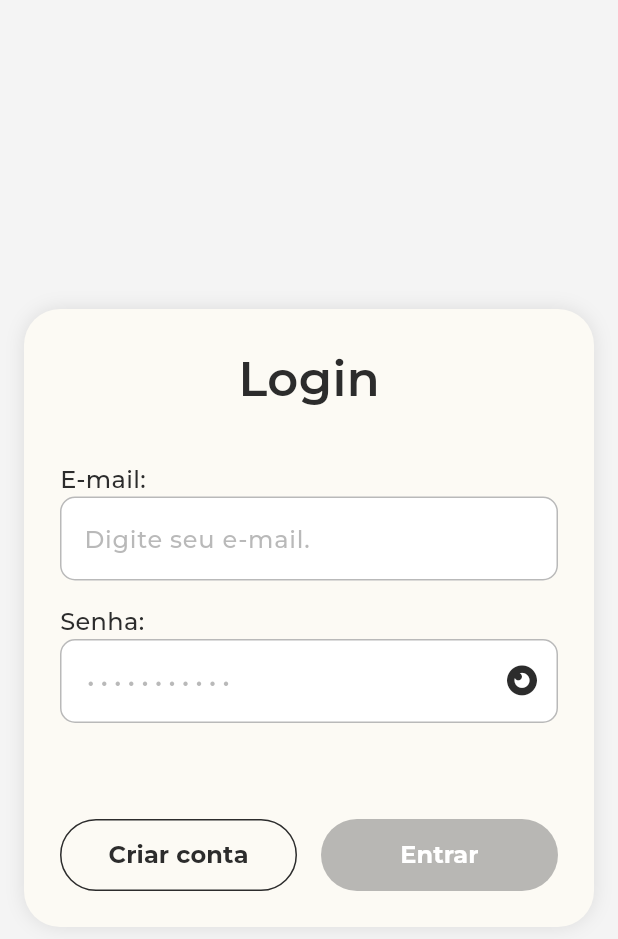
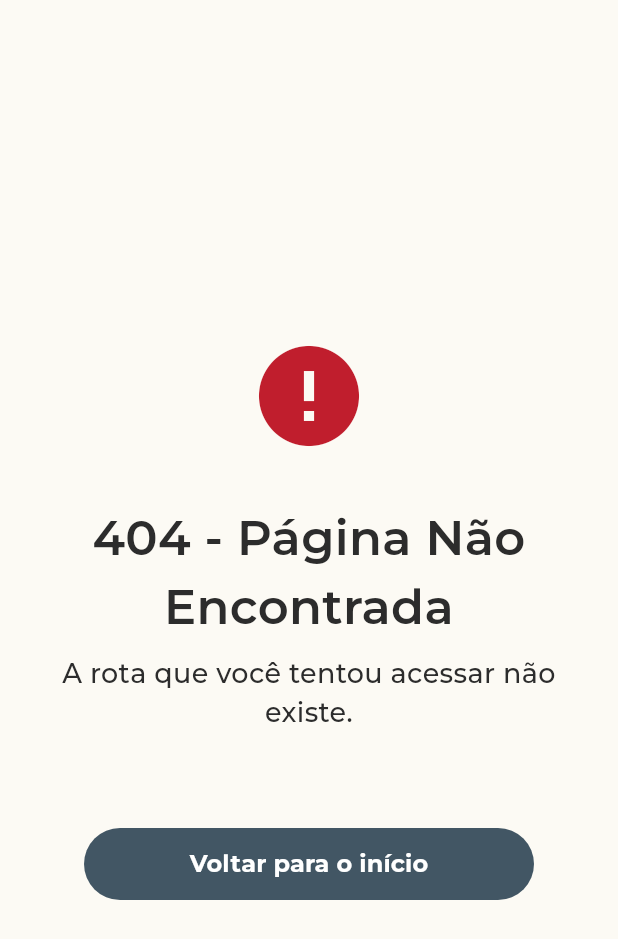
Before and after one commit to VictorCampos404/orca-ai, a Flutter app: the screen it shows after launch, on a phone screen of 412 x 824 dp. Shown: the top 939 px of the screen. Run offline on Flutter 3.47's test engine with Material 3 defaults, Android fonts, the phone set to English and light mode, and no system bars; our stand-ins replace another_flushbar, cloud_firestore, dio, firebase_auth, firebase_core, firebase_remote_config and 5 more; missing offline and left inert: pdfrx; accounts and stored records are empty; statements that could not run were skipped; project files that could hold a hidden picture were left out.

Commit message:
novo guard pagina de not found

```diff
--- a/lib/app_settings.dart
+++ b/lib/app_settings.dart
@@ -26,6 +26,6 @@ class AppSettings {
     await Modular.get<RemoteConfigService>().init();
     await Modular.get<ApiConfig>().init();
 
-    Modular.setInitialRoute(Routes.dashboardPage);
+    Modular.setInitialRoute('Routes.dashboardPage');
   }
 }
--- a/lib/core/constants/routes.dart
+++ b/lib/core/constants/routes.dart
@@ -2,9 +2,9 @@ class Routes {
   static const String landingPage = '/';
   static const String loginPage = '/login';
   static const String createAccountPage = '/create-account';
-  static const String homePage = '/home-page';
-  static const String createPage = '/create-page';
-  static const String previewPage = '/preview-page';
-  static const String listenPage = '/listen-page';
+  static const String homePage = '/home';
+  static const String createPage = '/create-document';
+  static const String previewPage = '/preview';
+  static const String listenPage = '/listen';
   static const String dashboardPage = '/dashboard';
 }
--- a/lib/core/utils/app_router.dart
+++ b/lib/core/utils/app_router.dart
@@ -37,7 +37,7 @@ class AppRouter {
   }
 
   static goToPreviewPage({bool popAndPush = false}) async {
-    if (popAndPush) {
+    if (popAndPush && Modular.routerDelegate.canPop()) {
       return Modular.to.popAndPushNamed(Routes.previewPage);
     }
 
--- a/lib/core/utils/extensions.dart
+++ b/lib/core/utils/extensions.dart
@@ -3,6 +3,11 @@ import 'package:intl/intl.dart';
 extension DateTimeExtension on DateTime {
   String get toFileName {
     String label = DateFormat('dd-MM-yyyy hh-mm-ss', 'pt_BR').format(this);
+    return label;
+  }
+
+  String get toBrazilDateTime {
+    String label = DateFormat('dd/MM/yyyy hh:mm:ss', 'pt_BR').format(this);
     return label;
   }
 }
--- a/lib/presentation/pages/create_page.dart
+++ b/lib/presentation/pages/create_page.dart
@@ -159,10 +159,9 @@ class _CreatePageState extends State<CreatePage> {
                                   userController.userData ??
                                       UserDto(name: "Victor", phone: "Teste"),
                                 );
-                                AppRouter.goToPreviewPage();
                               }
 
-                              // AppRouter.goToPreviewPage(popAndPush: true);
+                              AppRouter.goToPreviewPage(popAndPush: true);
                             },
                           ),
                         )
--- /dev/null
+++ b/lib/presentation/pages/not_found_page.dart
@@ -0,0 +1,62 @@
+import 'package:flutter/material.dart';
+import 'package:orca_ai/core/constants/app_colors.dart';
+import 'package:orca_ai/core/constants/app_text_styles.dart';
+import 'package:orca_ai/core/constants/custom_icons.dart';
+import 'package:orca_ai/core/constants/spaces.dart';
+import 'package:orca_ai/core/utils/app_router.dart';
+import 'package:orca_ai/presentation/widgets/primary_button.dart';
+
+class NotFoundPage extends StatefulWidget {
+  const NotFoundPage({super.key});
+
+  @override
+  State<NotFoundPage> createState() => _NotFoundPageState();
+}
+
+class _NotFoundPageState extends State<NotFoundPage> {
+  @override
+  Widget build(BuildContext context) {
+    return Scaffold(
+      backgroundColor: AppColors.background,
+      body: Center(
+        child: Padding(
+          padding: const EdgeInsets.all(Spaces.x2),
+          child: Column(
+            mainAxisAlignment: MainAxisAlignment.center,
+            children: [
+              Icon(
+                CustomIcons.error_warning_fill,
+                size: 80,
+                color: AppColors.error,
+              ),
+              SizedBox(height: Spaces.x4),
+              Text(
+                '404 - Página Não Encontrada',
+                textAlign: TextAlign.center,
+                style: AppTextStyles.megaTitle,
+              ),
+              SizedBox(height: Spaces.x1),
+              Text(
+                'A rota que você tentou acessar não existe.',
+                textAlign: TextAlign.center,
+                style: AppTextStyles.subTitle,
+              ),
+              SizedBox(height: Spaces.x8),
+              ConstrainedBox(
+                constraints: BoxConstraints(maxWidth: 300),
+                child: PrimaryButton(
+                  enable: true,
+                  text: "Voltar para o início",
+
+                  onTap: () async {
+                    AppRouter.goToLandingPage();
+                  },
+                ),
+              ),
+            ],
+          ),
+        ),
+      ),
+    );
+  }
+}
```
Also changed, not shown: lib/app_module.dart (+9 -1 lines), lib/core/guards/argument_guard.dart (added, +18 -0 lines), lib/data/datasources/document/document_imp_datasource.dart (+10 -1 lines), lib/presentation/widgets/document_card.dart (+8 -2 lines), lib/core/guards/auth_guard.dart (renamed from lib/core/utils/auth_guard.dart).
